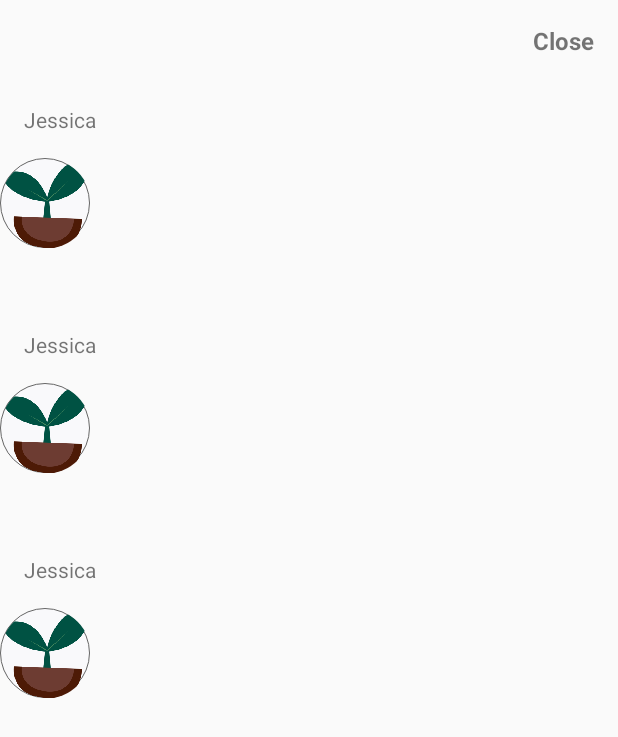
After one commit to lgrimes/seven, an Android app: the LeaderboardActivity screen opened directly, with no data from a screen before it, on a phone screen of 412 x 824 dp. The commit adds this screen. Shown: the top 737 px of the screen. Run offline under Robolectric (Android 15) with nearby library versions, the phone set to English and light mode, and no system bars.

Commit message:
Leaderboard
- Added in animating progress comparisons
- basic leaderboard

```diff
--- a/app/src/main/AndroidManifest.xml
+++ b/app/src/main/AndroidManifest.xml
@@ -20,6 +20,9 @@
         <activity android:name=".BaseActivity"
             android:theme="@style/AppTheme.NoActionBar">
         </activity>
+        <activity android:name=".LeaderboardActivity"
+            android:theme="@style/AppTheme.NoActionBar">
+        </activity>
         <activity android:name=".UserSelectionActivity"
             android:theme="@style/AppTheme.NoActionBar">
             <intent-filter>
--- /dev/null
+++ b/app/src/main/java/au/com/shehacks/seven/seven/LeaderboardActivity.java
@@ -0,0 +1,54 @@
+package au.com.shehacks.seven.seven;
+
+import android.graphics.Point;
+import android.os.Bundle;
+import android.support.annotation.Nullable;
+import android.support.v7.app.AppCompatActivity;
+import android.view.Display;
+import android.view.View;
+import android.widget.TextView;
+import au.com.shehacks.seven.seven.views.cells.LeaderboardCell;
+
+/**
+ * Seven
+ * Created by lauren grimes - PwC Ventures on 23/07/2016
+ * Contact: lauren@pwcventures.com
+ */
+
+public class LeaderboardActivity extends AppCompatActivity {
+    LeaderboardCell childOneCell;
+    LeaderboardCell childTwoCell;
+    LeaderboardCell childThreeCell;
+    TextView closeButton;
+
+    @Override
+    protected void onCreate(@Nullable Bundle savedInstanceState) {
+        super.onCreate(savedInstanceState);
+        setContentView(R.layout.activity_leaderboard);
+        setViews();
+    }
+
+    private void setViews() {
+        childOneCell = (LeaderboardCell) findViewById(R.id.child_one);
+        childTwoCell = (LeaderboardCell) findViewById(R.id.child_two);
+        childThreeCell = (LeaderboardCell) findViewById(R.id.child_three);
+        closeButton = (TextView) findViewById(R.id.close_button);
+        closeButton.setOnClickListener(new View.OnClickListener() {
+            @Override
+            public void onClick(View v) {
+                onBackPressed();
+            }
+        });
+    }
+
+    @Override
+    protected void onStart() {
+        super.onStart();
+        Display display = getWindowManager().getDefaultDisplay();
+        Point size = new Point();
+        display.getSize(size);
+        childOneCell.animateProgress((float) .25, size.x);
+        childTwoCell.animateProgress((float) .65, size.x);
+        childThreeCell.animateProgress((float) .40, size.x);
+    }
+}
--- a/app/src/main/java/au/com/shehacks/seven/seven/UserSelectionActivity.java
+++ b/app/src/main/java/au/com/shehacks/seven/seven/UserSelectionActivity.java
@@ -1,10 +1,13 @@
 package au.com.shehacks.seven.seven;
 
+import android.content.Intent;
 import android.os.Bundle;
 import android.support.annotation.Nullable;
 import android.support.v7.app.AppCompatActivity;
+import android.view.View;
+import android.widget.Button;
 
-import au.com.shehacks.seven.seven.views.images.ProfileThumbnailView;
+import au.com.shehacks.seven.seven.views.cells.ProfileThumbnailView;
 
 /**
  * Seven
@@ -15,6 +18,7 @@ public class UserSelectionActivity extends AppCompatActivity {
     ProfileThumbnailView childOne;
     ProfileThumbnailView childTwo;
     ProfileThumbnailView childThree;
+    Button leaderboardButton;
 
     @Override
     protected void onCreate(@Nullable Bundle savedInstanceState) {
@@ -33,6 +37,14 @@ public class UserSelectionActivity extends AppCompatActivity {
         childOne = (ProfileThumbnailView) findViewById(R.id.child_one);
         childTwo = (ProfileThumbnailView) findViewById(R.id.child_two);
         childThree = (ProfileThumbnailView) findViewById(R.id.child_three);
+        leaderboardButton = (Button) findViewById(R.id.submit_button);
+        leaderboardButton.setOnClickListener(new View.OnClickListener() {
+            @Override
+            public void onClick(View v) {
+                Intent intent = new Intent(getApplicationContext(), LeaderboardActivity.class);
+                startActivity(intent);
+            }
+        });
     }
 
     private void setupChildren() {
--- /dev/null
+++ b/app/src/main/java/au/com/shehacks/seven/seven/models/SlideAnimation.java
@@ -0,0 +1,21 @@
+package au.com.shehacks.seven.seven.models;
+
+import android.view.animation.TranslateAnimation;
+/**
+ * Seven
+ * Created by lauren grimes - PwC Ventures on 23/07/2016
+ * Contact: lauren@pwcventures.com
+ */
+public class SlideAnimation extends TranslateAnimation {
+
+    public float entranceStartX;
+    public float entranceStartY;
+
+    public SlideAnimation(float fromXDelta, float toXDelta, float fromYDelta, float toYDelta) {
+        super(fromXDelta, toXDelta, fromYDelta, toYDelta);
+        setDuration(1300); // duration in ms
+        setFillAfter(true);
+        entranceStartX = fromXDelta;
+        entranceStartY = fromYDelta;
+    }
+}
--- /dev/null
+++ b/app/src/main/java/au/com/shehacks/seven/seven/views/cells/LeaderboardCell.java
@@ -0,0 +1,56 @@
+package au.com.shehacks.seven.seven.views.cells;
+
+import android.content.Context;
+import android.graphics.drawable.Drawable;
+import android.util.AttributeSet;
+import android.view.LayoutInflater;
+import android.view.animation.Animation;
+import android.view.animation.TranslateAnimation;
+import android.widget.RelativeLayout;
+import android.widget.TextView;
+
+import org.w3c.dom.Text;
+
+import au.com.shehacks.seven.seven.R;
+import au.com.shehacks.seven.seven.models.SlideAnimation;
+import au.com.shehacks.seven.seven.views.images.SmallThumbnailImageView;
+
+/**
+ * Seven
+ * Created by lauren grimes - PwC Ventures on 23/07/2016
+ * Contact: lauren@pwcventures.com
+ */
+
+public class LeaderboardCell extends RelativeLayout {
+
+    TextView nameTextView;
+    SmallThumbnailImageView profileImage;
+
+    public LeaderboardCell(Context context, AttributeSet attrs) {
+        super(context, attrs);
+        LayoutInflater mInflater = (LayoutInflater)context.getSystemService(Context.LAYOUT_INFLATER_SERVICE);
+        mInflater.inflate(R.layout.view_leaderboard_entry, this, true);
+        setViews();
+    }
+
+    public LeaderboardCell(Context context) {
+        super(context);
+        LayoutInflater mInflater = (LayoutInflater)context.getSystemService(Context.LAYOUT_INFLATER_SERVICE);
+        mInflater.inflate(R.layout.view_leaderboard_entry, this, true);
+        setViews();
+    }
+
+    private void setViews() {
+        nameTextView = (TextView) findViewById(R.id.name_text);
+        profileImage = (SmallThumbnailImageView) findViewById(R.id.profileImage);
+    }
+
+    public void setDetails(String username, Drawable image) {
+        nameTextView.setText(username);
+        profileImage.setImageDrawable(image);
+    }
+
+    public void animateProgress(float progressPercentage, float screenwidth) {
+        profileImage.startAnimation(new SlideAnimation(profileImage.getX(), screenwidth * progressPercentage,profileImage.getY(), profileImage.getY()));
+    }
+}
--- a/app/src/main/java/au/com/shehacks/seven/seven/views/images/ProfileThumbnailView.java
+++ b/app/src/main/java/au/com/shehacks/seven/seven/views/cells/ProfileThumbnailView.java
@@ -1,4 +1,4 @@
-package au.com.shehacks.seven.seven.views.images;
+package au.com.shehacks.seven.seven.views.cells;
 
 import android.content.Context;
 import android.graphics.drawable.Drawable;
@@ -7,6 +7,7 @@ import android.view.LayoutInflater;
 import android.widget.RelativeLayout;
 import android.widget.TextView;
 import au.com.shehacks.seven.seven.R;
+import au.com.shehacks.seven.seven.views.images.LargeThumbnailImageView;
 
 /**
  * Seven
--- a/app/src/main/res/drawable-hdpi/bg_light_grey_rounded_outline_small.xml
+++ b/app/src/main/res/drawable-hdpi/bg_light_grey_rounded_outline_small.xml
@@ -1,5 +1,6 @@
 <?xml version="1.0" encoding="UTF-8"?>
 <shape xmlns:android="http://schemas.android.com/apk/res/android">
     <solid android:color="@color/desertStorm" />
+    <stroke android:color="@color/steel" android:width="1px" />
     <corners android:radius="30dp"/>
 </shape>
--- a/app/src/main/res/drawable/bg_light_grey_rounded_outline_large.xml
+++ b/app/src/main/res/drawable/bg_light_grey_rounded_outline_large.xml
@@ -1,5 +1,6 @@
 <?xml version="1.0" encoding="UTF-8"?>
 <shape xmlns:android="http://schemas.android.com/apk/res/android">
     <solid android:color="@color/desertStorm" />
+    <stroke android:color="@color/steel" android:width="1px" />
     <corners android:radius="60dp"/>
 </shape>
--- /dev/null
+++ b/app/src/main/res/layout/activity_leaderboard.xml
@@ -0,0 +1,28 @@
+<?xml version="1.0" encoding="utf-8"?>
+<LinearLayout xmlns:android="http://schemas.android.com/apk/res/android"
+    android:orientation="vertical"
+    android:layout_width="match_parent"
+    android:layout_height="match_parent">
+    <TextView
+        android:id="@+id/close_button"
+        android:layout_width="wrap_content"
+        android:layout_height="wrap_content"
+        android:layout_gravity="right"
+        android:padding="@dimen/activity_horizontal_margin"
+        android:text="Close"
+        android:textSize="16sp"
+        android:textStyle="bold"
+        android:clickable="true"/>
+    <au.com.shehacks.seven.seven.views.cells.LeaderboardCell
+        android:id="@+id/child_one"
+        android:layout_width="match_parent"
+        android:layout_height="150dp" />
+    <au.com.shehacks.seven.seven.views.cells.LeaderboardCell
+        android:id="@+id/child_two"
+        android:layout_width="match_parent"
+        android:layout_height="150dp" />
+    <au.com.shehacks.seven.seven.views.cells.LeaderboardCell
+        android:id="@+id/child_three"
+        android:layout_width="match_parent"
+        android:layout_height="150dp" />
+</LinearLayout>
--- a/app/src/main/res/layout/activity_user_selection.xml
+++ b/app/src/main/res/layout/activity_user_selection.xml
@@ -18,12 +18,12 @@
             android:orientation="horizontal"
             android:layout_weight="1"
             android:weightSum="2">
-            <au.com.shehacks.seven.seven.views.images.ProfileThumbnailView
+            <au.com.shehacks.seven.seven.views.cells.ProfileThumbnailView
                 android:id="@+id/child_one"
                 android:layout_width="wrap_content"
                 android:layout_height="wrap_content"
                 android:layout_weight="1"/>
-            <au.com.shehacks.seven.seven.views.images.ProfileThumbnailView
+            <au.com.shehacks.seven.seven.views.cells.ProfileThumbnailView
                 android:id="@+id/child_two"
                 android:layout_width="wrap_content"
                 android:layout_height="wrap_content"
@@ -32,7 +32,7 @@
         <LinearLayout
             android:layout_width="match_parent"
             android:layout_height="wrap_content" >
-            <au.com.shehacks.seven.seven.views.images.ProfileThumbnailView
+            <au.com.shehacks.seven.seven.views.cells.ProfileThumbnailView
                 android:id="@+id/child_three"
                 android:layout_width="wrap_content"
                 android:layout_height="wrap_content"/>
@@ -46,6 +46,5 @@
         android:layout_height="wrap_content"
         android:layout_alignParentBottom="true"
         android:text="Leaderboard"
-        android:textColor="@color/white"
-        />
+        android:textColor="@color/white" />
 </RelativeLayout>
--- /dev/null
+++ b/app/src/main/res/layout/view_leaderboard_entry.xml
@@ -0,0 +1,16 @@
+<?xml version="1.0" encoding="utf-8"?>
+<RelativeLayout xmlns:android="http://schemas.android.com/apk/res/android"
+    android:layout_width="match_parent" android:layout_height="match_parent">
+    <TextView
+        android:id="@+id/name_text"
+        android:layout_width="wrap_content"
+        android:layout_height="wrap_content"
+        android:padding="@dimen/activity_vertical_margin"
+        android:text="Jessica"/>
+    <au.com.shehacks.seven.seven.views.images.SmallThumbnailImageView
+        android:id="@+id/profileImage"
+        android:layout_width="60dp"
+        android:layout_height="60dp"
+        android:src="@drawable/sprout"
+        android:layout_below="@+id/name_text"/>
+</RelativeLayout>
```
